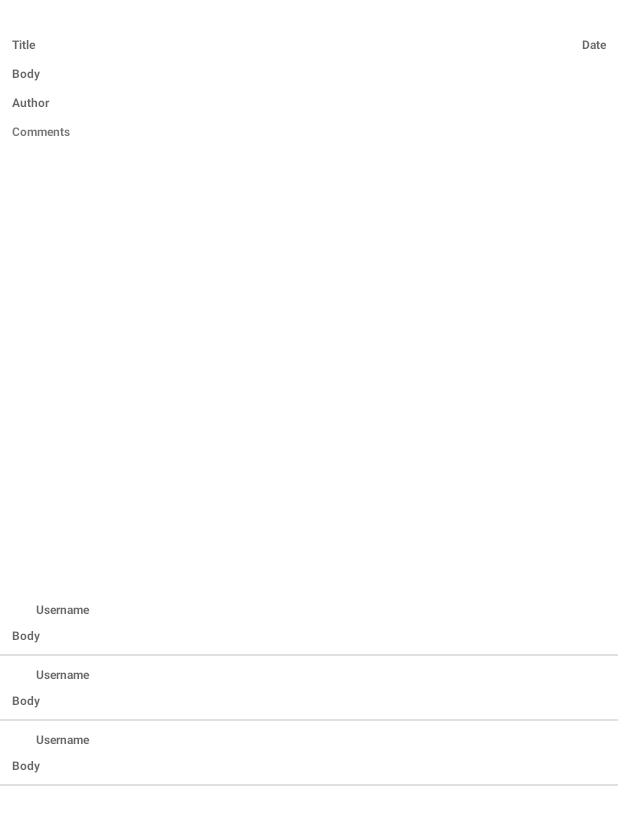
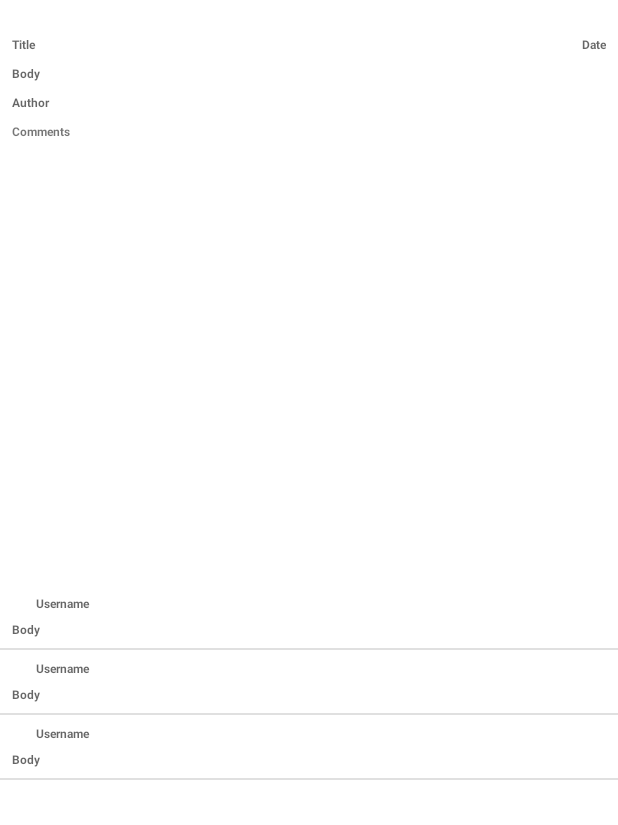
Before and after one commit to hossein69ameri/Blogs, an Android app: the layout fragment_detail.xml on its own in the app's theme, with its tools: preview values and no code run, on a phone screen of 412 x 824 dp. Shown: the top 825 px of the screen. Run offline under Robolectric (Android 15) with nearby library versions, the phone set to English and light mode, and no system bars; network calls fail.

Commit message:
Code CleanUp

```diff
--- a/app/src/main/res/layout/fragment_detail.xml
+++ b/app/src/main/res/layout/fragment_detail.xml
@@ -118,7 +118,6 @@
                 android:layout_width="match_parent"
                 android:layout_height="wrap_content"
                 tools:listitem="@layout/item_comment_detail"
-                android:layout_marginTop="@dimen/_2mdp"
                 app:layout_constraintBottom_toBottomOf="parent"
                 app:layout_constraintEnd_toEndOf="parent"
                 app:layout_constraintStart_toStartOf="parent"
```
